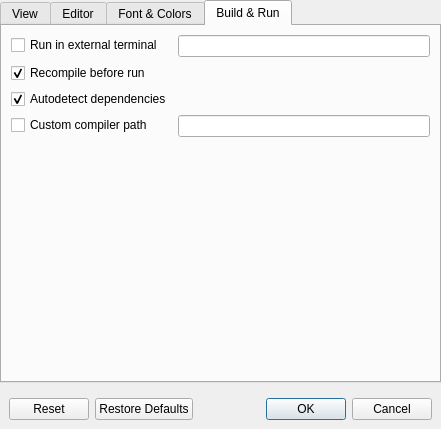
Qt form oci/frontend/ui/dlg_preferences.ui (OpenCobolIDE/OpenCobolIDE) before a commit.
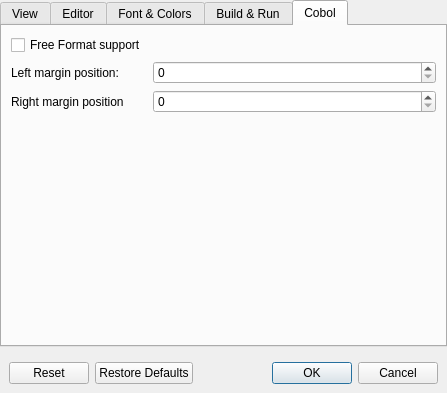
The same form after that commit. Icons and pictures are not drawn.

Commit message:
Adding free format support (#42)
- free option to compiler
- cobol section in preferences
- adjust syntax highlighter and parser

What remains:
  - new code templates
  - comments mode

What changed in the file:
```diff
--- a/oci/frontend/ui/dlg_preferences.ui
+++ b/oci/frontend/ui/dlg_preferences.ui
@@ -6,8 +6,8 @@
    <rect>
     <x>0</x>
     <y>0</y>
-    <width>441</width>
-    <height>429</height>
+    <width>447</width>
+    <height>393</height>
    </rect>
   </property>
   <property name="windowTitle">
@@ -49,7 +49,7 @@
          <enum>QTabWidget::Rounded</enum>
         </property>
         <property name="currentIndex">
-         <number>3</number>
+         <number>4</number>
         </property>
         <property name="usesScrollButtons">
          <bool>true</bool>
@@ -493,6 +493,60 @@
           </item>
          </layout>
         </widget>
+        <widget class="QWidget" name="tab_Cobol">
+         <attribute name="title">
+          <string>Cobol</string>
+         </attribute>
+         <layout class="QFormLayout" name="formLayout_7">
+          <property name="fieldGrowthPolicy">
+           <enum>QFormLayout::AllNonFixedFieldsGrow</enum>
+          </property>
+          <item row="0" column="0">
+           <widget class="QCheckBox" name="checkBoxFreeFormat">
+            <property name="toolTip">
+             <string>Code and compile with free format support</string>
+            </property>
+            <property name="text">
+             <string>Free Format support</string>
+            </property>
+           </widget>
+          </item>
+          <item row="1" column="0">
+           <widget class="QLabel" name="label_5">
+            <property name="text">
+             <string>Left margin position:</string>
+            </property>
+           </widget>
+          </item>
+          <item row="1" column="1">
+           <widget class="QSpinBox" name="spinBoxLeftMargin">
+            <property name="toolTip">
+             <string>Position of the left margin (starting from 0)</string>
+            </property>
+            <property name="maximum">
+             <number>256</number>
+            </property>
+           </widget>
+          </item>
+          <item row="2" column="0">
+           <widget class="QLabel" name="label_6">
+            <property name="text">
+             <string>Right margin position</string>
+            </property>
+           </widget>
+          </item>
+          <item row="2" column="1">
+           <widget class="QSpinBox" name="spinBoxRightMargin">
+            <property name="toolTip">
+             <string>Position of the right margin (starting from 0)</string>
+            </property>
+            <property name="maximum">
+             <number>256</number>
+            </property>
+           </widget>
+          </item>
+         </layout>
+        </widget>
        </widget>
       </item>
      </layout>
```
Left out of the diff: 33 changed lines with no effect on the pictures. The commit also changes 10 other files.
